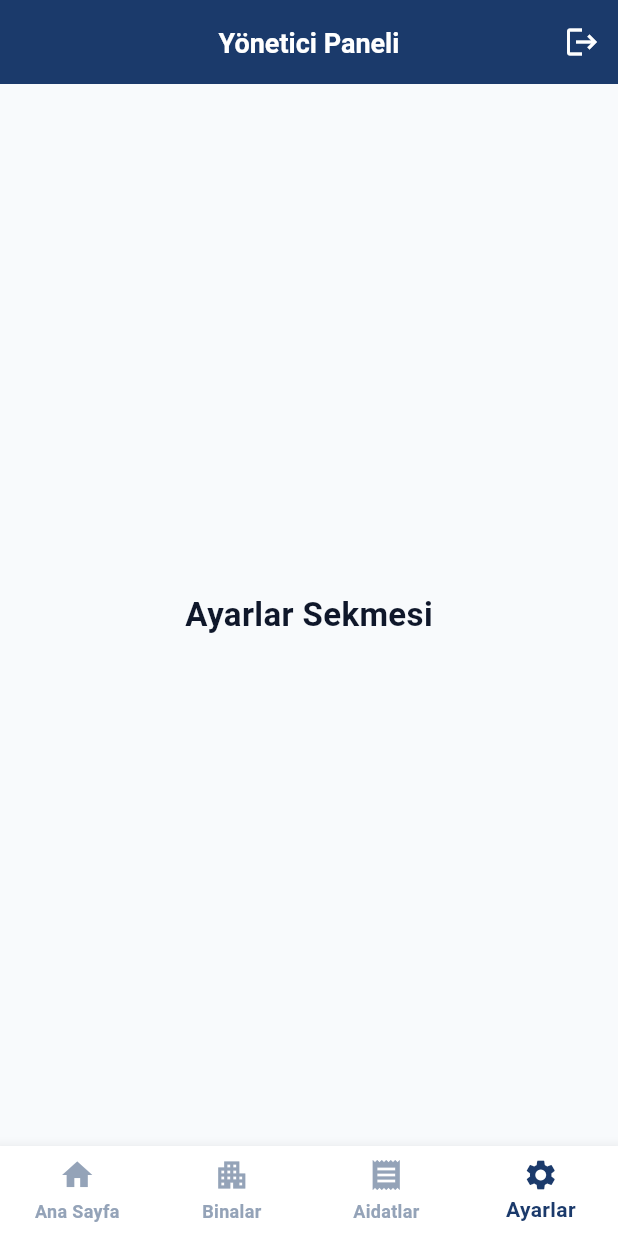
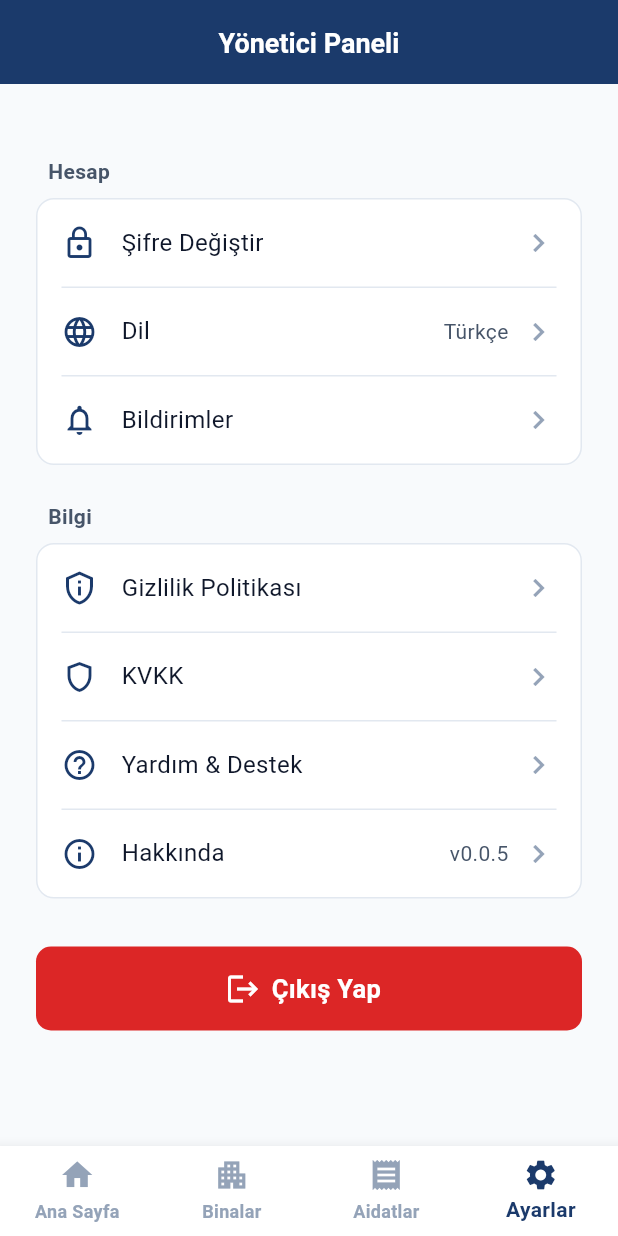
Before and after one commit to AbdullahAslan63/AidatPanel, a Flutter app: the ManagerDashboardScreen screen opened by its route, item 4 of the bottom bar chosen, on a phone screen of 412 x 824 dp. Run offline on Flutter 3.47's test engine with Material 3 defaults, Android fonts, the phone set to English and light mode, and no system bars; our stand-ins replace dio, equatable, flutter_riverpod, flutter_secure_storage, go_router; accounts and stored records are empty; Roboto replaces fonts that are missing (Nunito).

Commit message:
Add comprehensive Settings tab with profile, language, about and logout

```diff
--- a/mobile/lib/features/buildings/presentation/screens/manager_dashboard_screen.dart
+++ b/mobile/lib/features/buildings/presentation/screens/manager_dashboard_screen.dart
@@ -1,11 +1,10 @@
 import 'package:flutter/material.dart';
 import 'package:flutter_riverpod/flutter_riverpod.dart';
-import 'package:go_router/go_router.dart';
 import '../../../../core/theme/app_colors.dart';
 import '../../../../core/theme/app_sizes.dart';
 import '../../../../core/theme/app_typography.dart';
+import '../../../../shared/widgets/settings_tab.dart';
 import '../../domain/entities/building_entity.dart';
-import '../../../auth/presentation/providers/auth_provider.dart';
 
 class ManagerDashboardScreen extends ConsumerStatefulWidget {
   const ManagerDashboardScreen({super.key});
@@ -34,20 +33,7 @@ class _ManagerDashboardScreenState extends ConsumerState<ManagerDashboardScreen>
   @override
   Widget build(BuildContext context) {
     return Scaffold(
-      appBar: AppBar(
-        title: const Text('Yönetici Paneli'),
-        centerTitle: true,
-        actions: [
-          IconButton(
-            icon: const Icon(Icons.logout),
-            onPressed: () async {
-              await ref.read(authStateProvider.notifier).logout();
-              if (!context.mounted) return;
-              context.go('/');
-            },
-          ),
-        ],
-      ),
+      appBar: AppBar(title: const Text('Yönetici Paneli'), centerTitle: true),
       body: TabBarView(
         controller: _tabController,
         children: [
@@ -121,12 +107,7 @@ class _ManagerDashboardScreenState extends ConsumerState<ManagerDashboardScreen>
   }
 
   Widget _buildSettingsTab() {
-    return Center(
-      child: Text(
-        'Ayarlar Sekmesi',
-        style: AppTypography.h2.copyWith(color: AppColors.textPrimary),
-      ),
-    );
+    return const SettingsTab();
   }
 
   Widget _buildStatsRow(BuildContext context) {
--- /dev/null
+++ b/mobile/lib/shared/widgets/settings_tab.dart
@@ -0,0 +1,409 @@
+import 'package:flutter/material.dart';
+import 'package:flutter_riverpod/flutter_riverpod.dart';
+import 'package:go_router/go_router.dart';
+import '../../core/theme/app_colors.dart';
+import '../../core/theme/app_sizes.dart';
+import '../../core/theme/app_typography.dart';
+import '../../features/auth/presentation/providers/auth_provider.dart';
+import '../../features/auth/domain/entities/user_entity.dart';
+
+class SettingsTab extends ConsumerWidget {
+  const SettingsTab({super.key});
+
+  @override
+  Widget build(BuildContext context, WidgetRef ref) {
+    final authState = ref.watch(authStateProvider);
+    final user = authState.user;
+
+    return SingleChildScrollView(
+      padding: const EdgeInsets.all(AppSizes.spacingL),
+      child: Column(
+        crossAxisAlignment: CrossAxisAlignment.stretch,
+        children: [
+          if (user != null) _ProfileCard(user: user),
+          const SizedBox(height: AppSizes.spacingL),
+
+          _SectionHeader(title: 'Hesap'),
+          const SizedBox(height: AppSizes.spacingS),
+          _SettingsCard(
+            children: [
+              _SettingsTile(
+                icon: Icons.lock_outline,
+                title: 'Şifre Değiştir',
+                onTap: () => _showComingSoon(context),
+              ),
+              const _Divider(),
+              _SettingsTile(
+                icon: Icons.language,
+                title: 'Dil',
+                trailing: 'Türkçe',
+                onTap: () => _showLanguageDialog(context),
+              ),
+              const _Divider(),
+              _SettingsTile(
+                icon: Icons.notifications_outlined,
+                title: 'Bildirimler',
+                onTap: () => _showComingSoon(context),
+              ),
+            ],
+          ),
+          const SizedBox(height: AppSizes.spacingL),
+
+          _SectionHeader(title: 'Bilgi'),
+          const SizedBox(height: AppSizes.spacingS),
+          _SettingsCard(
+            children: [
+              _SettingsTile(
+                icon: Icons.privacy_tip_outlined,
+                title: 'Gizlilik Politikası',
+                onTap: () => _showComingSoon(context),
+              ),
+              const _Divider(),
+              _SettingsTile(
+                icon: Icons.shield_outlined,
+                title: 'KVKK',
+                onTap: () => _showComingSoon(context),
+              ),
+              const _Divider(),
+              _SettingsTile(
+                icon: Icons.help_outline,
+                title: 'Yardım & Destek',
+                onTap: () => _showComingSoon(context),
+              ),
+              const _Divider(),
+              _SettingsTile(
+                icon: Icons.info_outline,
+                title: 'Hakkında',
+                trailing: 'v0.0.5',
+                onTap: () => _showAboutDialog(context),
+              ),
+            ],
+          ),
+          const SizedBox(height: AppSizes.spacingXL),
+
+          _LogoutButton(),
+          const SizedBox(height: AppSizes.spacingL),
+        ],
+      ),
+    );
+  }
+
+  void _showComingSoon(BuildContext context) {
+    ScaffoldMessenger.of(context).showSnackBar(
+      const SnackBar(
+        content: Text('Bu özellik yakında eklenecek'),
+        duration: Duration(seconds: 2),
+      ),
+    );
+  }
+
+  void _showLanguageDialog(BuildContext context) {
+    showDialog<void>(
+      context: context,
+      builder: (_) => AlertDialog(
+        title: const Text('Dil Seçimi', style: AppTypography.h3),
+        content: Column(
+          mainAxisSize: MainAxisSize.min,
+          children: [
+            ListTile(
+              leading: const Icon(
+                Icons.radio_button_checked,
+                color: AppColors.primary,
+              ),
+              title: const Text('Türkçe', style: AppTypography.body1),
+              onTap: () => Navigator.pop(context),
+            ),
+            ListTile(
+              leading: const Icon(
+                Icons.radio_button_unchecked,
+                color: AppColors.textDisabled,
+              ),
+              title: const Text('English', style: AppTypography.body1),
+              onTap: () {
+                Navigator.pop(context);
+                ScaffoldMessenger.of(context).showSnackBar(
+                  const SnackBar(
+                    content: Text('Çoklu dil desteği yakında eklenecek'),
+                  ),
+                );
+              },
+            ),
+          ],
+        ),
+        actions: [
+          TextButton(
+            onPressed: () => Navigator.pop(context),
+            child: const Text('İptal', style: TextStyle(fontSize: 16)),
+          ),
+        ],
+      ),
+    );
+  }
+
+  void _showAboutDialog(BuildContext context) {
+    showAboutDialog(
+      context: context,
+      applicationName: 'AidatPanel',
+      applicationVersion: 'v0.0.5',
+      applicationLegalese: '© 2026 AidatPanel\nTüm hakları saklıdır.',
+      children: [
+        const SizedBox(height: AppSizes.spacingM),
+        Text(
+          'Türk apartman ve site yöneticileri için aidat yönetim platformu.',
+          style: AppTypography.body1.copyWith(color: AppColors.textSecondary),
+        ),
+      ],
+    );
+  }
+}
+
+class _ProfileCard extends StatelessWidget {
+  final UserEntity user;
+
+  const _ProfileCard({required this.user});
+
+  String get _initials {
+    final parts = user.name.trim().split(' ');
+    if (parts.length >= 2) {
+      return '${parts[0][0]}${parts[1][0]}'.toUpperCase();
+    }
+    return parts.isNotEmpty && parts[0].isNotEmpty
+        ? parts[0][0].toUpperCase()
+        : '?';
+  }
+
+  String get _roleLabel => user.role == UserRole.manager ? 'Yönetici' : 'Sakin';
+
+  @override
+  Widget build(BuildContext context) {
+    return Container(
+      padding: const EdgeInsets.all(AppSizes.spacingL),
+      decoration: BoxDecoration(
+        color: AppColors.surface,
+        borderRadius: BorderRadius.circular(AppSizes.cardRadius),
+        border: Border.all(color: AppColors.border),
+      ),
+      child: Row(
+        children: [
+          CircleAvatar(
+            radius: 32,
+            backgroundColor: AppColors.primary,
+            child: Text(
+              _initials,
+              style: AppTypography.h2.copyWith(color: Colors.white),
+            ),
+          ),
+          const SizedBox(width: AppSizes.spacingM),
+          Expanded(
+            child: Column(
+              crossAxisAlignment: CrossAxisAlignment.start,
+              children: [
+                Text(
+                  user.name,
+                  style: AppTypography.h3.copyWith(
+                    color: AppColors.textPrimary,
+                  ),
+                  overflow: TextOverflow.ellipsis,
+                ),
+                const SizedBox(height: AppSizes.spacingXS),
+                Text(
+                  user.email,
+                  style: AppTypography.caption.copyWith(
+                    color: AppColors.textSecondary,
+                  ),
+                  overflow: TextOverflow.ellipsis,
+                ),
+                if (user.phone != null && user.phone!.isNotEmpty) ...[
+                  const SizedBox(height: AppSizes.spacingXS),
+                  Text(
+                    user.phone!,
+                    style: AppTypography.caption.copyWith(
+                      color: AppColors.textSecondary,
+                    ),
+                  ),
+                ],
+                const SizedBox(height: AppSizes.spacingS),
+                Container(
+                  padding: const EdgeInsets.symmetric(
+                    horizontal: 12,
+                    vertical: 4,
+                  ),
+                  decoration: BoxDecoration(
+                    color: AppColors.primary.withValues(alpha: 0.1),
+                    borderRadius: BorderRadius.circular(20),
+                  ),
+                  child: Text(
+                    _roleLabel,
+                    style: AppTypography.label.copyWith(
+                      color: AppColors.primary,
+                    ),
+                  ),
+                ),
+              ],
+            ),
+          ),
+        ],
+      ),
+    );
+  }
+}
+
+class _SectionHeader extends StatelessWidget {
+  final String title;
+
+  const _SectionHeader({required this.title});
+
+  @override
+  Widget build(BuildContext context) {
+    return Padding(
+      padding: const EdgeInsets.symmetric(horizontal: AppSizes.spacingS),
+      child: Text(
+        title,
+        style: AppTypography.label.copyWith(color: AppColors.textSecondary),
+      ),
+    );
+  }
+}
+
+class _SettingsCard extends StatelessWidget {
+  final List<Widget> children;
+
+  const _SettingsCard({required this.children});
+
+  @override
+  Widget build(BuildContext context) {
+    return Container(
+      decoration: BoxDecoration(
+        color: AppColors.surface,
+        borderRadius: BorderRadius.circular(AppSizes.cardRadius),
+        border: Border.all(color: AppColors.border),
+      ),
+      child: Column(children: children),
+    );
+  }
+}
+
+class _SettingsTile extends StatelessWidget {
+  final IconData icon;
+  final String title;
+  final String? trailing;
+  final VoidCallback onTap;
+
+  const _SettingsTile({
+    required this.icon,
+    required this.title,
+    required this.onTap,
+    this.trailing,
+  });
+
+  @override
+  Widget build(BuildContext context) {
+    return InkWell(
+      onTap: onTap,
+      borderRadius: BorderRadius.circular(AppSizes.cardRadius),
+      child: Padding(
+        padding: const EdgeInsets.symmetric(
+          horizontal: AppSizes.spacingM,
+          vertical: AppSizes.spacingM,
+        ),
+        child: Row(
+          children: [
+            Icon(icon, size: AppSizes.iconSize, color: AppColors.primary),
+            const SizedBox(width: AppSizes.spacingM),
+            Expanded(
+              child: Text(
+                title,
+                style: AppTypography.body1.copyWith(
+                  color: AppColors.textPrimary,
+                ),
+              ),
+            ),
+            if (trailing != null) ...[
+              Text(
+                trailing!,
+                style: AppTypography.caption.copyWith(
+                  color: AppColors.textSecondary,
+                ),
+              ),
+              const SizedBox(width: AppSizes.spacingS),
+            ],
+            const Icon(
+              Icons.chevron_right,
+              size: AppSizes.iconSize,
+              color: AppColors.textDisabled,
+            ),
+          ],
+        ),
+      ),
+    );
+  }
+}
+
+class _Divider extends StatelessWidget {
+  const _Divider();
+
+  @override
+  Widget build(BuildContext context) {
+    return Padding(
+      padding: const EdgeInsets.symmetric(horizontal: AppSizes.spacingM),
+      child: Divider(height: 1, color: AppColors.border),
+    );
+  }
+}
+
+class _LogoutButton extends ConsumerWidget {
+  @override
+  Widget build(BuildContext context, WidgetRef ref) {
+    final authState = ref.watch(authStateProvider);
+
+    return ElevatedButton.icon(
+      onPressed: authState.isLoading
+          ? null
+          : () => _confirmLogout(context, ref),
+      icon: const Icon(Icons.logout, size: AppSizes.iconSize),
+      label: const Text('Çıkış Yap'),
+      style: ElevatedButton.styleFrom(
+        backgroundColor: AppColors.error,
+        foregroundColor: Colors.white,
+        minimumSize: const Size(double.infinity, AppSizes.buttonHeightPrimary),
+        shape: RoundedRectangleBorder(
+          borderRadius: BorderRadius.circular(AppSizes.buttonRadius),
+        ),
+        textStyle: AppTypography.button,
+        elevation: 0,
+      ),
+    );
+  }
+
+  void _confirmLogout(BuildContext context, WidgetRef ref) {
+    showDialog<void>(
+      context: context,
+      builder: (dialogContext) => AlertDialog(
+        title: const Text('Çıkış Yap', style: AppTypography.h3),
+        content: const Text(
+          'Hesabınızdan çıkış yapmak istediğinize emin misiniz?',
+          style: AppTypography.body1,
+        ),
+        actions: [
+          TextButton(
+            onPressed: () => Navigator.pop(dialogContext),
+            child: const Text('İptal', style: TextStyle(fontSize: 16)),
+          ),
+          ElevatedButton(
+            onPressed: () async {
+              Navigator.pop(dialogContext);
+              await ref.read(authStateProvider.notifier).logout();
+              if (!context.mounted) return;
+              context.go('/');
+            },
+            style: ElevatedButton.styleFrom(
+              backgroundColor: AppColors.error,
+              foregroundColor: Colors.white,
+            ),
+            child: const Text('Çıkış Yap', style: TextStyle(fontSize: 16)),
+          ),
+        ],
+      ),
+    );
+  }
+}
```
Also changed, not shown: mobile/lib/features/apartments/presentation/screens/resident_dashboard_screen.dart (+3 -22 lines).
